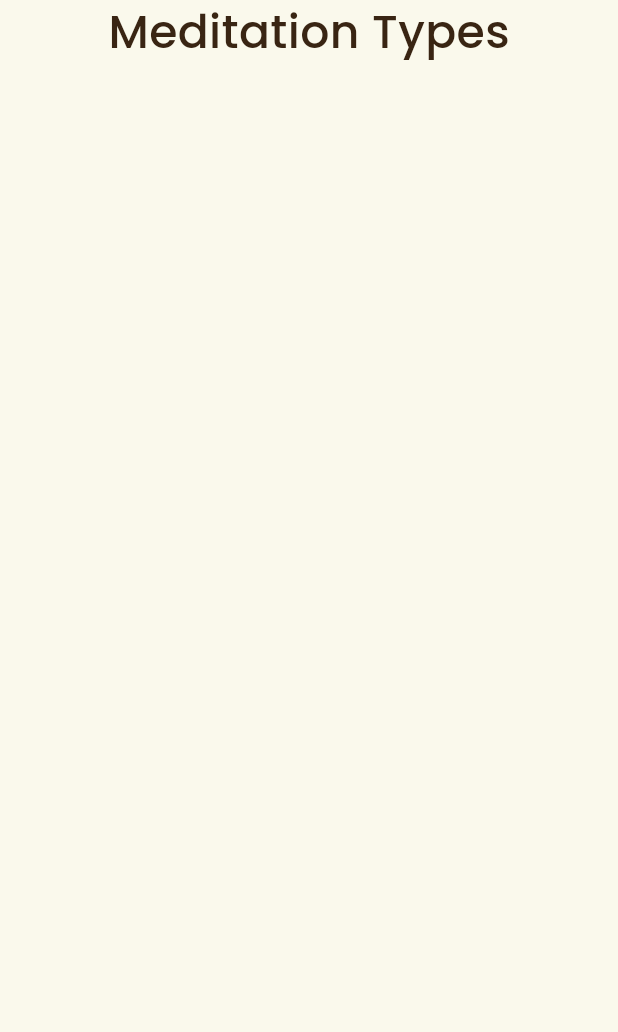
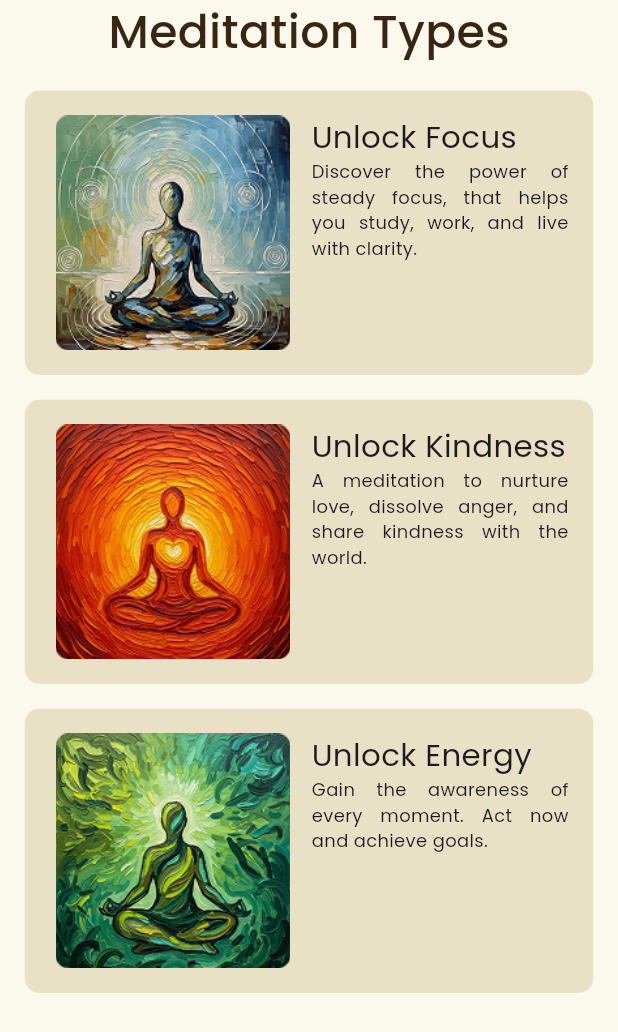
Before and after one commit to RamithuSathkumara/serene-meditation_app, a Flutter app: the MeditationTypes screen opened directly, on a phone screen of 412 x 824 dp. Shown: the top 1032 px of the screen. Run offline on Flutter 3.47's test engine with Material 3 defaults, Android fonts, the phone set to English and light mode, and no system bars; our stand-ins replace flutter_svg, google_fonts, shared_preferences; accounts and stored records are empty.

Commit message:
Almost finish

```diff
--- /dev/null
+++ b/lib/data/meditation_list.dart
@@ -0,0 +1,31 @@
+import 'package:meditation_app/models/meditation_types.dart';
+
+List<MeditationType> meditationTypes = [
+  MeditationType(
+    name: "Focus",
+    image: "assets/images/meditation-types/Focus.png",
+    description:
+        "Discover the power of steady focus, that helps you study, work, and live with clarity.",
+    explanation:
+        'Keeping our minds in one place when doing something is really valuable. But our mind is always running into various places. Most of the time, we are distracted. This meditation helps to unlock locks inside our brains and improves our focus. In Buddhism, this meditation is called "Anapanasati" meditation.',
+    backgroundImage: "assets/images/meditation-types/Focus_bg.png",
+  ),
+  MeditationType(
+    name: "Kindness",
+    image: "assets/images/meditation-types/Kindness.png",
+    description:
+        "A meditation to nurture love, dissolve anger, and share kindness with the world.",
+    explanation:
+        'Keeping our minds in one place when doing something is really valuable. But our mind is always running into various places. Most of the time, we are distracted. This meditation helps to unlock locks inside our brains and improves our focus. In Buddhism, this meditation is called "Anapanasati" meditation.',
+    backgroundImage: "assets/images/meditation-types/Kindness_bg.png",
+  ),
+  MeditationType(
+    name: "Energy",
+    image: "assets/images/meditation-types/Energy.png",
+    description:
+        "Gain the awareness of every moment. Act now and achieve goals.",
+    explanation:
+        'Keeping our minds in one place when doing something is really valuable. But our mind is always running into various places. Most of the time, we are distracted. This meditation helps to unlock locks inside our brains and improves our focus. In Buddhism, this meditation is called "Anapanasati" meditation.',
+    backgroundImage: "assets/images/meditation-types/Energy_bg.png",
+  ),
+];
--- /dev/null
+++ b/lib/screens/lib/models/meditation_types.dart
@@ -0,0 +1 @@
+// TODO Implement this library.
--- a/lib/screens/meditation_types.dart
+++ b/lib/screens/meditation_types.dart
@@ -1,4 +1,6 @@
 import 'package:flutter/material.dart';
+import 'package:meditation_app/data/meditation_list.dart';
+import 'package:meditation_app/screens/meditation.dart';
 
 class MeditationTypes extends StatelessWidget {
   const MeditationTypes({super.key});
@@ -23,9 +25,77 @@ class MeditationTypes extends StatelessWidget {
                   color: Color(0xff392513),
                 ),
               ),
-              Container(
-                padding: EdgeInsetsGeometry.only(top: screenHeight * 0.03),
-
+              Expanded(
+                child: ListView.builder(
+                  itemCount: meditationTypes.length,
+                  itemBuilder: (context, index) {
+                    final meditation = meditationTypes[index];
+                    return Padding(
+                      padding: EdgeInsets.only(
+                        left: screenHeight * 0.02,
+                        right: screenHeight * 0.02,
+                        top: screenHeight * 0.02,
+                      ),
+                      child: GestureDetector(
+                        onTap: () {
+                          Navigator.push(
+                            context,
+                            MaterialPageRoute(
+                              builder: (context) => Meditation(
+                                name: meditation.name,
+                                explanation: meditation.explanation,
+                                backgroundImage: meditation.backgroundImage,
+                              ),
+                            ),
+                          );
+                        },
+                        child: Container(
+                          decoration: BoxDecoration(
+                            borderRadius: BorderRadius.circular(10),
+                            color: Color(0xffE8E1C6),
+                          ),
+                          height: screenHeight * 0.23,
+                          child: Padding(
+                            padding: EdgeInsets.all(screenHeight * 0.02),
+                            child: Row(
+                              children: [
+                                Image.asset(
+                                  meditation.image,
+                                  width: screenWidth * 0.4,
+                                  height:
+                                      screenHeight * 0.23, // Now works properly
+                                ),
+                                SizedBox(width: 10),
+                                Expanded(
+                                  child: Column(
+                                    crossAxisAlignment:
+                                        CrossAxisAlignment.start,
+                                    children: [
+                                      Text(
+                                        "Unlock ${meditation.name}",
+                                        textAlign: TextAlign.center,
+                                        style: TextStyle(
+                                          fontSize: screenHeight * 0.025,
+                                        ),
+                                      ),
+                                      Text(
+                                        meditation.description,
+                                        textAlign: TextAlign.justify,
+                                        style: TextStyle(
+                                          fontSize: screenHeight * 0.0145,
+                                        ),
+                                      ),
+                                    ],
+                                  ),
+                                ),
+                              ],
+                            ),
+                          ),
+                        ),
+                      ),
+                    );
+                  },
+                ),
               ),
             ],
           ),
--- a/pubspec.yaml
+++ b/pubspec.yaml
@@ -24,3 +24,9 @@ flutter:
   assets:
     - assets/images/background.svg
     - assets/images/Lotus.png
+    - assets/images/meditation-types/Focus.png
+    - assets/images/meditation-types/Kindness.png
+    - assets/images/meditation-types/Energy.png
+    - assets/images/meditation-types/Focus_bg.png
+    - assets/images/meditation-types/Kindness_bg.png
+    - assets/images/meditation-types/Energy_bg.png
```
Also changed, not shown: lib/models/meditation_types.dart (added, +15 -0 lines), lib/screens/home.dart (+8 -5 lines), lib/screens/meditation.dart (added, +319 -0 lines), assets/images/meditation-types/Energy.png (added), assets/images/meditation-types/Energy_bg.png (added), assets/images/meditation-types/Focus.png (added), assets/images/meditation-types/Focus_bg.png (added), assets/images/meditation-types/Kindness.png (added), assets/images/meditation-types/Kindness_bg.png (added), 1 other file.
